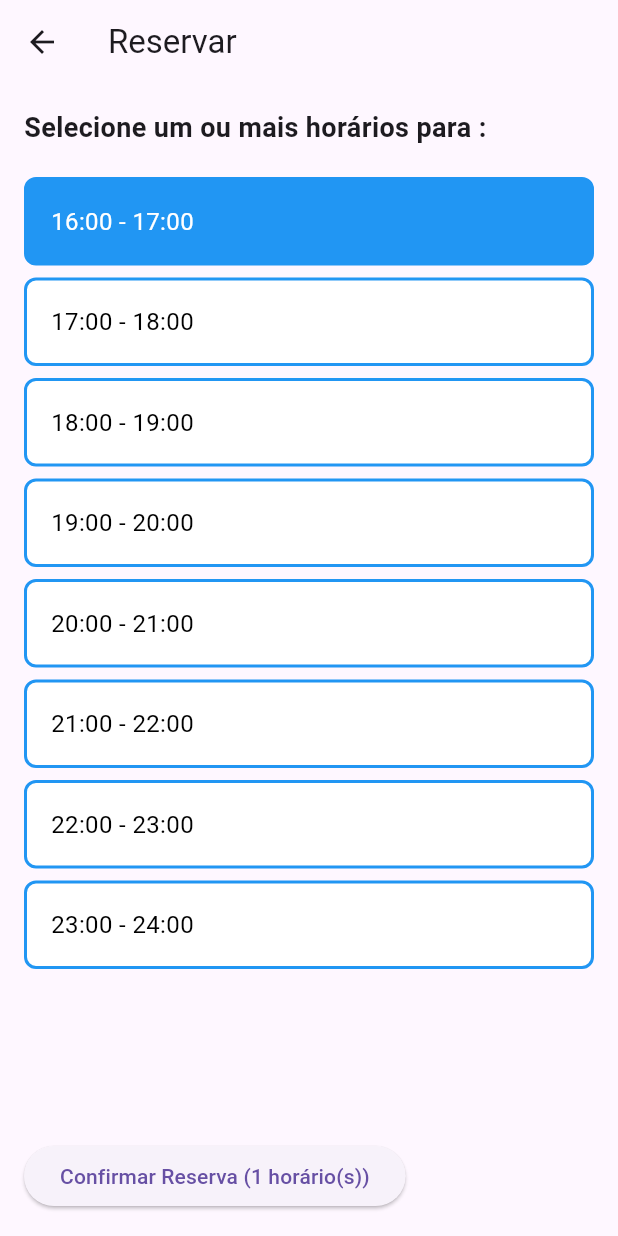
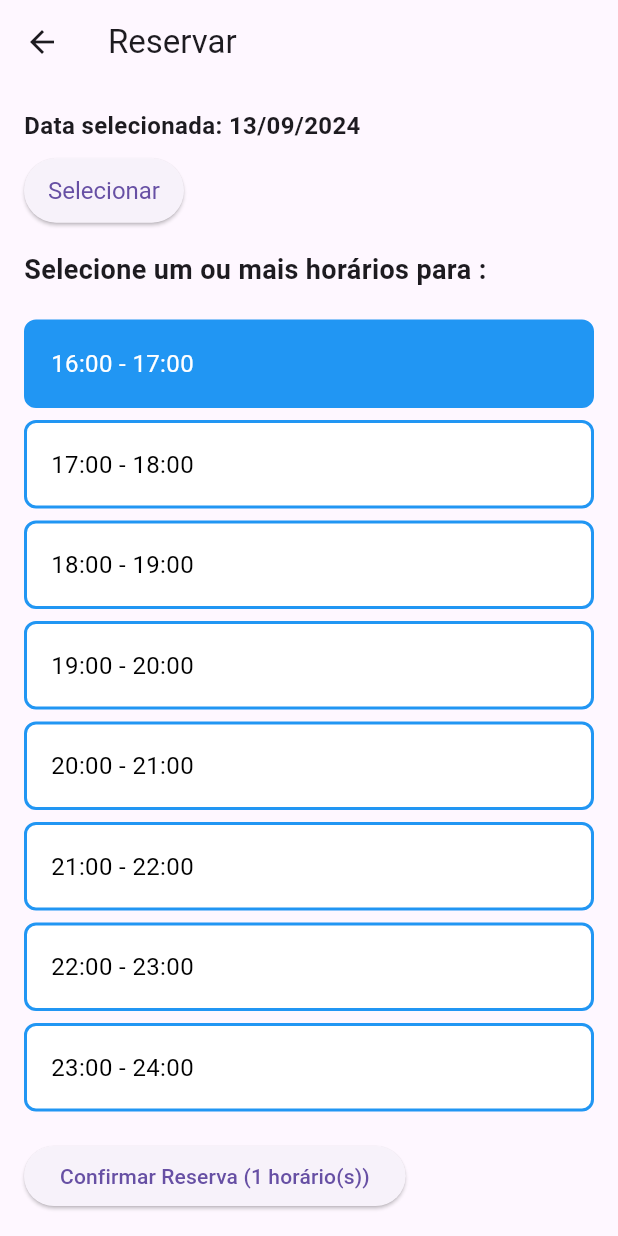
Before and after one commit to italoprobo/marquei, a Flutter app: the CourtReservationScreen screen opened directly with empty values, after a tap on an icon or button, on a phone screen of 412 x 824 dp. Run offline on Flutter 3.47's test engine with Material 3 defaults, Android fonts, the phone set to English and light mode, and no system bars; our stand-ins replace carousel_slider, flutter_dotenv, geolocator, google_maps_flutter, image_picker, supabase_flutter; accounts and stored records are empty.

Commit message:
Agendamento de quadras melhorado e exibir reservas na home

```diff
--- a/marquei_frontend/marquei/lib/views/court_reservation_screen.dart
+++ b/marquei_frontend/marquei/lib/views/court_reservation_screen.dart
@@ -1,5 +1,6 @@
 import 'package:flutter/material.dart';
 import 'package:supabase_flutter/supabase_flutter.dart';
+import 'package:intl/intl.dart';
 
 class CourtReservationScreen extends StatefulWidget {
   final int courtId;
@@ -17,9 +18,10 @@ class CourtReservationScreen extends StatefulWidget {
 
 class _CourtReservationScreenState extends State<CourtReservationScreen> {
   List<DateTime> availableTimes = [];
-  List<DateTime> selectedTimes = []; // Lista de horários selecionados
+  List<DateTime> selectedTimes = [];
   bool isLoading = true;
   Map<DateTime, bool> reservedTimes = {};
+  DateTime selectedDate = DateTime.now(); // Data selecionada
 
   @override
   void initState() {
@@ -30,30 +32,43 @@ class _CourtReservationScreenState extends State<CourtReservationScreen> {
 
   // Gera os horários disponíveis de 16:00 até 00:00
   void _generateAvailableTimes() {
-    DateTime now = DateTime.now();
-    DateTime start = DateTime(now.year, now.month, now.day, 16, 0);
-    DateTime end = DateTime(now.year, now.month, now.day, 0, 0).add(Duration(days: 1));
+    DateTime start = DateTime(
+        selectedDate.year, selectedDate.month, selectedDate.day, 16, 0);
+    DateTime end =
+        DateTime(selectedDate.year, selectedDate.month, selectedDate.day, 0, 0)
+            .add(Duration(days: 1));
 
-    for (DateTime time = start; time.isBefore(end); time = time.add(Duration(hours: 1))) {
+    availableTimes.clear();
+    for (DateTime time = start;
+        time.isBefore(end);
+        time = time.add(Duration(hours: 1))) {
       availableTimes.add(time);
     }
     setState(() {});
   }
 
-  // Busca os horários reservados no Supabase
+  // Busca os horários reservados no Supabase com base na data selecionada
   Future<void> _fetchReservedTimes() async {
+    setState(() {
+      isLoading = true;
+      reservedTimes.clear();
+    });
+
     final supabase = Supabase.instance.client;
     final response = await supabase
         .from('reserva')
         .select('data, hora_inicio, hora_fim')
         .eq('id_quadra', widget.courtId)
-        .eq('data', DateTime.now().toIso8601String().substring(0, 10)) // Verifica as reservas de hoje
-        .maybeSingle();
+        .eq(
+            'data',
+            selectedDate
+                .toIso8601String()
+                .substring(0, 10)); // Usa a data selecionada
 
-    if (response != null) {
-      final List reservations = response as List;
-      for (var reservation in reservations) {
-        DateTime horaInicio = DateTime.parse('${reservation['data']} ${reservation['hora_inicio']}');
+    if (response != null && response is List) {
+      for (var reservation in response) {
+        DateTime horaInicio = DateTime.parse(
+            '${reservation['data']} ${reservation['hora_inicio']}');
         reservedTimes[horaInicio] = true;
       }
     } else {
@@ -69,46 +84,52 @@ class _CourtReservationScreenState extends State<CourtReservationScreen> {
   Future<void> _confirmReservation() async {
     final supabase = Supabase.instance.client;
     final user = supabase.auth.currentUser;
-      if (user != null) {
-      }
 
     if (user != null) {
       try {
-          // Buscar o ID do usuário na tabela 'usuarios' com base no ID de autenticação
         final response = await supabase
             .from('usuarios')
             .select('id')
-              .eq('id_auth', user.id) // Assumindo que 'id_auth' é a coluna que referencia o ID de autenticação
+            .eq('id_auth', user.id)
             .maybeSingle();
 
         if (response == null || response['id'] == null) {
           ScaffoldMessenger.of(context).showSnackBar(
-              SnackBar(content: Text('Erro: usuário não encontrado na tabela usuários.')),
+            SnackBar(
+                content:
+                    Text('Erro: usuário não encontrado na tabela usuários.')),
           );
           return;
         }
 
-          final userId = response['id_auth']; // ID correto da tabela 'usuarios'
+        final userId = response['id'];
 
         for (var time in selectedTimes) {
           final response = await supabase.from('reserva').insert({
             'id_user_auth': user.id,
             'id_quadra': widget.courtId,
-            'data': time.toIso8601String().substring(0, 10),
+            'data': selectedDate
+                .toIso8601String()
+                .substring(0, 10), // Usa a data selecionada
             'hora_inicio': time.toIso8601String().substring(11, 19),
-            'hora_fim': time.add(Duration(hours: 1)).toIso8601String().substring(11, 19),
-            'preco': 50.00, // valor fixo por hora
+            'hora_fim': time
+                .add(Duration(hours: 1))
+                .toIso8601String()
+                .substring(11, 19),
+            'preco': 50.00,
           });
 
-          if (response.error == null) {
+          if (response == null) {
             reservedTimes[time] = true;
           }
         }
         ScaffoldMessenger.of(context).showSnackBar(
-          SnackBar(content: Text('Reserva confirmada para ${selectedTimes.length} horário(s)')),
+          SnackBar(
+              content: Text(
+                  'Reserva confirmada para ${selectedTimes.length} horário(s)')),
         );
         setState(() {
-          selectedTimes.clear(); // Limpa os horários selecionados após a confirmação
+          selectedTimes.clear();
         });
       } catch (e) {
         ScaffoldMessenger.of(context).showSnackBar(
@@ -122,11 +143,28 @@ class _CourtReservationScreenState extends State<CourtReservationScreen> {
   void _toggleTimeSelection(DateTime time) {
     setState(() {
       if (selectedTimes.contains(time)) {
-        selectedTimes.remove(time); // Remove se já estiver selecionado
+        selectedTimes.remove(time);
       } else {
-        selectedTimes.add(time); // Adiciona se não estiver selecionado
+        selectedTimes.add(time);
       }
     });
+  }
+
+  // Função para selecionar a data
+  Future<void> _selectDate() async {
+    final DateTime? picked = await showDatePicker(
+      context: context,
+      initialDate: selectedDate,
+      firstDate: DateTime.now(),
+      lastDate: DateTime.now().add(Duration(days: 365)),
+    );
+    if (picked != null && picked != selectedDate) {
+      setState(() {
+        selectedDate = picked;
+        _generateAvailableTimes();
+        _fetchReservedTimes();
+      });
+    }
   }
 
   @override
@@ -142,6 +180,29 @@ class _CourtReservationScreenState extends State<CourtReservationScreen> {
               child: Column(
                 crossAxisAlignment: CrossAxisAlignment.start,
                 children: [
+                  Column(
+                    crossAxisAlignment: CrossAxisAlignment.start,
+                    children: [
+                      // Exibe a data selecionada acima do botão
+                      Text(
+                        'Data selecionada: ${DateFormat('dd/MM/yyyy').format(selectedDate)}',
+                        style: TextStyle(
+                            fontSize: 16, fontWeight: FontWeight.bold),
+                      ),
+                      const SizedBox(
+                          height: 8), // Espaçamento entre o texto e o botão
+                      ElevatedButton(
+                        style: ElevatedButton.styleFrom(
+                          padding: EdgeInsets.symmetric(
+                              horizontal: 16, vertical: 12),
+                          textStyle: TextStyle(fontSize: 16),
+                        ),
+                        onPressed: _selectDate, // Abre o seletor de data
+                        child: const Text('Selecionar'),
+                      ),
+                    ],
+                  ),
+                  const SizedBox(height: 16),
                   Text(
                     'Selecione um ou mais horários para ${widget.courtName}:',
                     style: TextStyle(fontSize: 18, fontWeight: FontWeight.bold),
@@ -158,7 +219,7 @@ class _CourtReservationScreenState extends State<CourtReservationScreen> {
                           onTap: isReserved
                               ? null
                               : () {
-                                  _toggleTimeSelection(time); // Permite a seleção múltipla
+                                  _toggleTimeSelection(time);
                                 },
                           child: Container(
                             margin: const EdgeInsets.symmetric(vertical: 4),
@@ -193,10 +254,10 @@ class _CourtReservationScreenState extends State<CourtReservationScreen> {
                   ),
                   const SizedBox(height: 16),
                   ElevatedButton(
-                    onPressed: selectedTimes.isEmpty
-                        ? null
-                        : _confirmReservation, // Desabilita o botão se nada estiver selecionado
-                    child: Text('Confirmar Reserva (${selectedTimes.length} horário(s))'),
+                    onPressed:
+                        selectedTimes.isEmpty ? null : _confirmReservation,
+                    child: Text(
+                        'Confirmar Reserva (${selectedTimes.length} horário(s))'),
                   ),
                 ],
               ),
```
Also changed, not shown: marquei_frontend/marquei/lib/views/home.dart (+109 -6 lines), marquei_frontend/marquei/pubspec.lock. Lines whose indentation alone changed are shown as unchanged.
